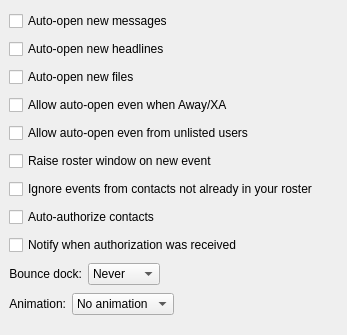
psi-im/psi, file src/options/opt_events.ui: the form before one commit.
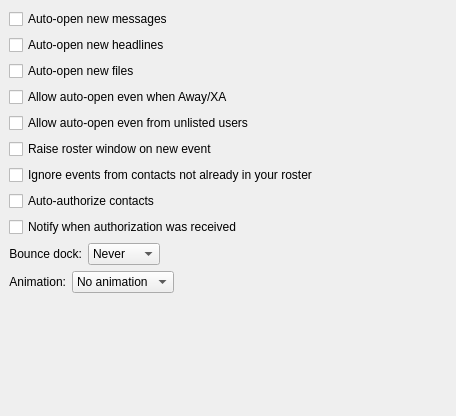
The form after the commit.

Commit message: Improve Events tab in Psi Options Dialog

```diff
--- a/src/options/opt_events.ui
+++ b/src/options/opt_events.ui
@@ -1,24 +1,33 @@
 <ui version="4.0" >
  <class>OptEvents</class>
- <widget class="QWidget" name="OptEvents" >
-  <property name="geometry" >
+ <widget class="QWidget" name="OptEvents">
+  <property name="geometry">
    <rect>
     <x>0</x>
     <y>0</y>
-    <width>347</width>
-    <height>335</height>
+    <width>456</width>
+    <height>416</height>
    </rect>
   </property>
   <property name="windowTitle" >
    <string>OptEventsUI</string>
   </property>
-  <layout class="QVBoxLayout" >
-   <property name="margin" >
-    <number>9</number>
-   </property>
-   <property name="spacing" >
+  <layout class="QVBoxLayout">
+   <property name="spacing">
     <number>6</number>
    </property>
+   <property name="leftMargin">
+    <number>9</number>
+   </property>
+   <property name="topMargin">
+    <number>9</number>
+   </property>
+   <property name="rightMargin">
+    <number>9</number>
+   </property>
+   <property name="bottomMargin">
+    <number>9</number>
+   </property>
    <item>
     <widget class="QCheckBox" name="ck_popupMsgs" >
      <property name="text" >
@@ -83,13 +92,22 @@
     </widget>
    </item>
    <item>
-    <layout class="QHBoxLayout" >
-     <property name="margin" >
-      <number>0</number>
-     </property>
-     <property name="spacing" >
+    <layout class="QHBoxLayout">
+     <property name="spacing">
       <number>6</number>
      </property>
+     <property name="leftMargin">
+      <number>0</number>
+     </property>
+     <property name="topMargin">
+      <number>0</number>
+     </property>
+     <property name="rightMargin">
+      <number>0</number>
+     </property>
+     <property name="bottomMargin">
+      <number>0</number>
+     </property>
      <item>
       <widget class="QLabel" name="lb_bounce" >
        <property name="text" >
@@ -138,13 +156,22 @@
     </layout>
    </item>
    <item>
-    <layout class="QHBoxLayout" >
-     <property name="margin" >
-      <number>0</number>
-     </property>
-     <property name="spacing" >
+    <layout class="QHBoxLayout">
+     <property name="spacing">
       <number>6</number>
      </property>
+     <property name="leftMargin">
+      <number>0</number>
+     </property>
+     <property name="topMargin">
+      <number>0</number>
+     </property>
+     <property name="rightMargin">
+      <number>0</number>
+     </property>
+     <property name="bottomMargin">
+      <number>0</number>
+     </property>
      <item>
       <widget class="QLabel" name="lb_animation" >
        <property name="text" >
@@ -192,9 +219,22 @@
      </item>
     </layout>
    </item>
+   <item>
+    <widget class="QLabel" name="verticalSpacerLabel">
+     <property name="sizePolicy">
+      <sizepolicy hsizetype="Expanding" vsizetype="Expanding">
+       <horstretch>0</horstretch>
+       <verstretch>0</verstretch>
+      </sizepolicy>
+     </property>
+     <property name="text">
+      <string/>
+     </property>
+    </widget>
+   </item>
   </layout>
  </widget>
- <layoutdefault spacing="6" margin="11" />
+ <layoutdefault spacing="6" margin="11"/>
  <tabstops>
   <tabstop>ck_popupMsgs</tabstop>
   <tabstop>ck_popupHeadlines</tabstop>
```
Left out of the diff: 82 changed lines with no effect on the pictures. The commit also changes 2 other files.
